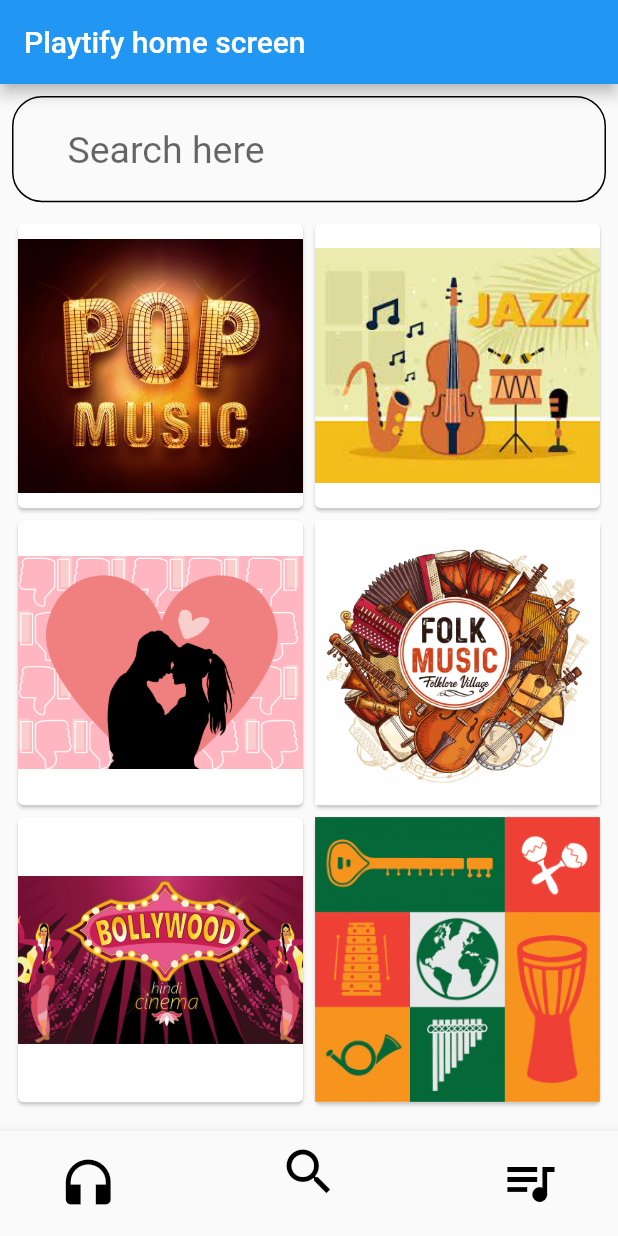
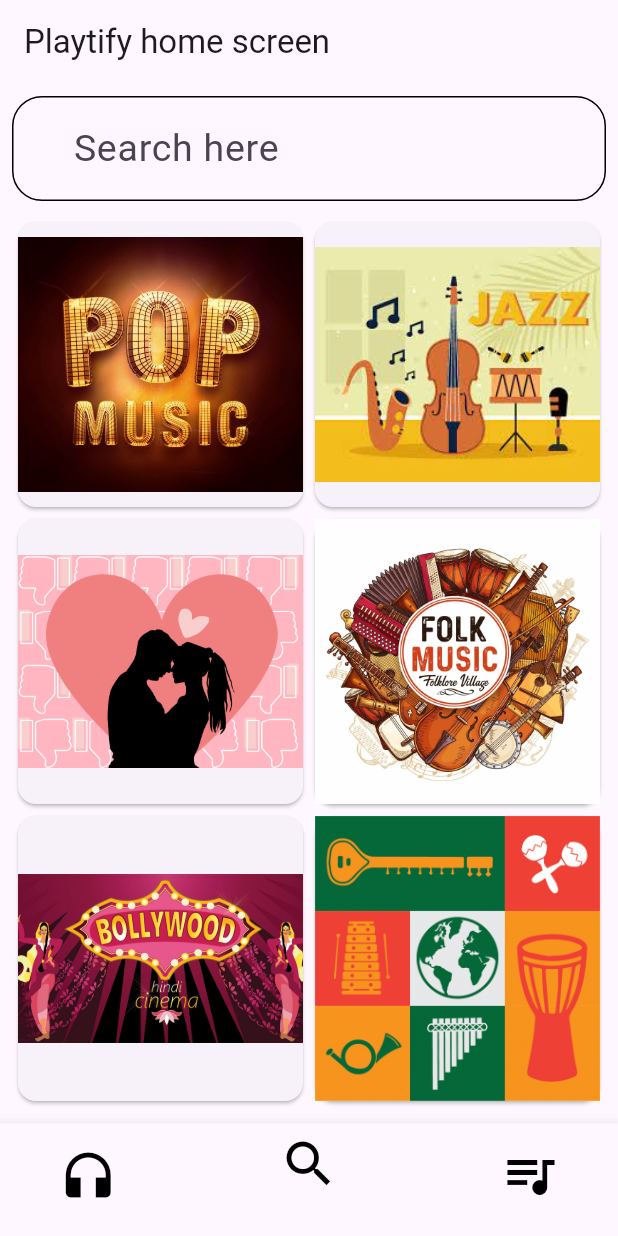
Before and after one commit to IEEE-VIT/playtify, a Flutter app: the screen it shows after launch, item 2 of the bottom bar chosen, on a phone screen of 412 x 824 dp. Run offline on Flutter 3.47's test engine with Material 2 defaults, Android fonts, the phone set to English and light mode, and no system bars; network calls fail.

Commit message:
useMaterial3: true added

```diff
--- a/lib/main.dart
+++ b/lib/main.dart
@@ -16,7 +16,7 @@
       create: (_) => RecentlyPlayedLogic(),
       child: MaterialApp(
         title: 'Playtify',
-        theme: ThemeData(
+        theme: ThemeData(useMaterial3: true,
           primarySwatch: Colors.blue,
         ),
         home: const HomeScreen(),
```
